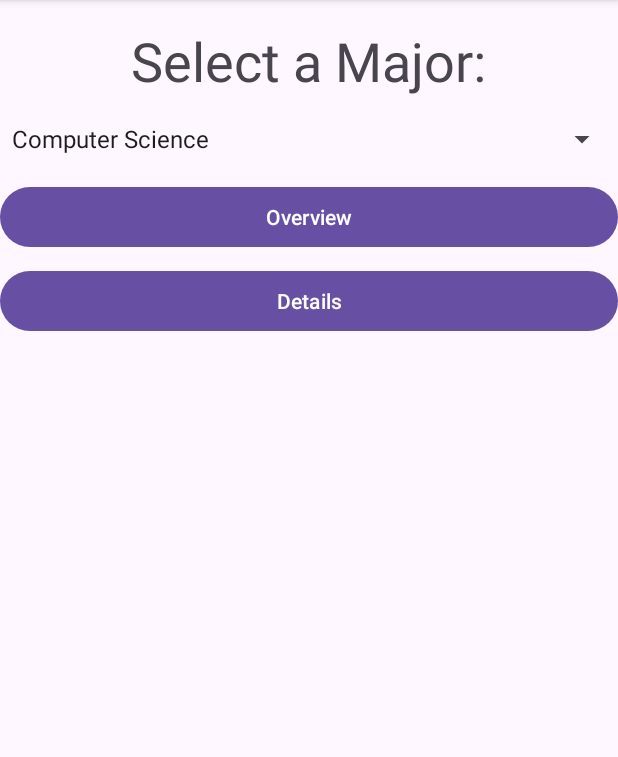
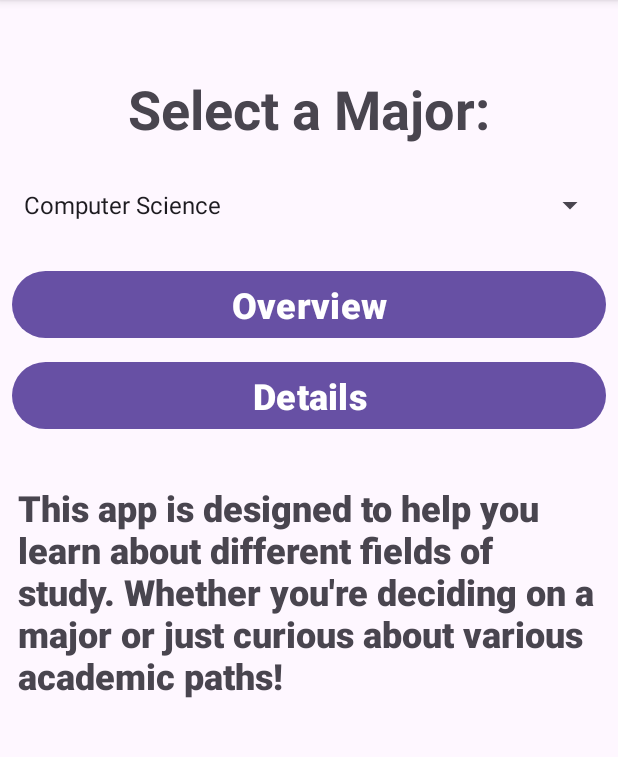
Before and after one commit to aal51282/multi-activity-app-2, an Android app: the screen it shows after launch (MainActivity), on a phone screen of 412 x 824 dp, the part 96-853 px from its top. Run offline under Robolectric (Android 15) with nearby library versions, the phone set to English and light mode, and no system bars.

Commit message:
Application fully implemented.

```diff
--- a/app/src/main/res/layout/activity_main.xml
+++ b/app/src/main/res/layout/activity_main.xml
@@ -10,30 +10,55 @@
     <TextView
         android:layout_width="wrap_content"
         android:layout_height="wrap_content"
-        android:layout_marginTop="16dp"
+        android:layout_marginTop="48dp"
         android:text="Select a Major:"
-        android:textSize="36sp" />
+        android:textSize="36sp"
+        android:textStyle="bold" />
 
     <Spinner
         android:id="@+id/spinnerTopics"
         android:layout_width="match_parent"
         android:layout_height="wrap_content"
+        android:layout_marginLeft="8dp"
+        android:layout_marginTop="16dp"
+        android:layout_marginRight="8dp"
         android:entries="@array/majors_array"
-        android:layout_marginTop="16dp"
+        android:minHeight="48dp"
+        android:scrollbarSize="8dp"
         android:spinnerMode="dropdown" />
 
     <Button
         android:id="@+id/buttonOverview"
         android:layout_width="match_parent"
         android:layout_height="wrap_content"
+        android:layout_marginLeft="8dp"
         android:layout_marginTop="16dp"
-        android:text="Overview" />
+        android:layout_marginRight="8dp"
+        android:text="Overview"
+        android:textSize="24sp"
+        android:textStyle="bold" />
 
     <Button
         android:id="@+id/buttonDetails"
         android:layout_width="match_parent"
         android:layout_height="wrap_content"
+        android:layout_marginLeft="8dp"
         android:layout_marginTop="8dp"
-        android:text="Details" />
+        android:layout_marginRight="8dp"
+        android:text="Details"
+        android:textSize="24sp"
+        android:textStyle="bold" />
+
+    <TextView
+        android:id="@+id/textView"
+        android:layout_width="match_parent"
+        android:layout_height="wrap_content"
+        android:layout_marginLeft="12dp"
+        android:layout_marginTop="32dp"
+        android:layout_marginRight="12dp"
+        android:fontFamily="sans-serif-black"
+        android:text="This app is designed to help you learn about different fields of study. Whether you're deciding on a major or just curious about various academic paths!"
+        android:textSize="24sp"
+        android:textStyle="bold" />
 
 </LinearLayout>
--- a/app/src/main/res/raw/chemistry_details.txt
+++ b/app/src/main/res/raw/chemistry_details.txt
@@ -1,3 +1,5 @@
+Chemistry
+---------------------------------------
 Career Opportunities:
 Chemists contribute to medicine, materials science, environmental protection, and manufacturing. Job roles include:
 
--- a/app/src/main/res/raw/cs_details.txt
+++ b/app/src/main/res/raw/cs_details.txt
@@ -1,3 +1,5 @@
+Computer Science
+---------------------------------------
 Career Opportunities:
 A degree in Computer Science opens up a wide range of career paths, including software engineering, data science, artificial intelligence research, cloud computing, cybersecurity, and game development. Professionals can work in industries such as technology, finance, healthcare, education, and government agencies.
 Some common roles include:
--- a/app/src/main/res/raw/economy_details.txt
+++ b/app/src/main/res/raw/economy_details.txt
@@ -1,3 +1,5 @@
+Economy
+---------------------------------------
 Career Opportunities:
 Economics graduates can work in finance, international trade, government policy, and business consulting. Common roles include:
 
--- a/app/src/main/res/raw/genetics_details.txt
+++ b/app/src/main/res/raw/genetics_details.txt
@@ -1,3 +1,5 @@
+Genetics
+---------------------------------------
 Career Opportunities:
 Genetics professionals contribute to advancements in medicine, agriculture, pharmaceuticals, and forensics. Career paths include:
 
--- a/app/src/main/res/raw/mathematics_details.txt
+++ b/app/src/main/res/raw/mathematics_details.txt
@@ -1,3 +1,5 @@
+Mathematics
+---------------------------------------
 Career Opportunities:
 Mathematics is essential in finance, technology, engineering, and academia. Careers include:
 
```
Also changed, not shown: app/src/main/res/layout/activity_overview.xml (+17 -2 lines).
